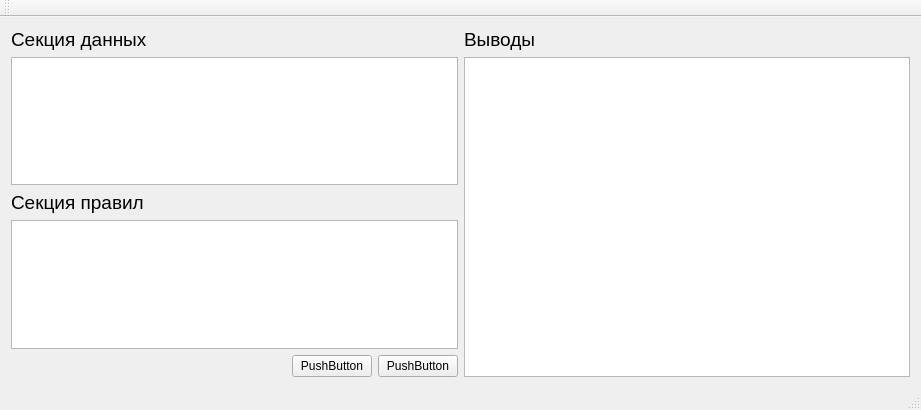
Old version of the form sproductionsystem.ui in the repository shotInLeg/AutoProof.
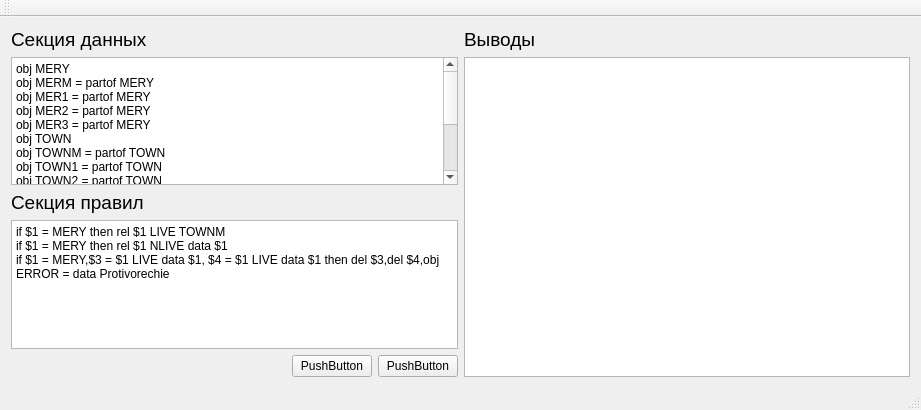
New version of the form.

```diff
--- a/sproductionsystem.ui
+++ b/sproductionsystem.ui
@@ -30,7 +30,25 @@
        </widget>
       </item>
       <item>
-       <widget class="QPlainTextEdit" name="pteCode"/>
+       <widget class="QPlainTextEdit" name="pteCode">
+        <property name="plainText">
+         <string>obj MERY
+obj MERM = partof MERY
+obj MER1 = partof MERY
+obj MER2 = partof MERY
+obj MER3 = partof MERY
+obj TOWN
+obj TOWNM = partof TOWN
+obj TOWN1 = partof TOWN
+obj TOWN2 = partof TOWN
+obj TOWN3 = partof TOWN
+obj LIVE
+obj NLIVE
+MER1 = data TOWN1
+MER2 = data TOWN2
+</string>
+        </property>
+       </widget>
       </item>
       <item>
        <widget class="QLabel" name="label_6">
@@ -45,7 +63,13 @@
        </widget>
       </item>
       <item>
-       <widget class="QPlainTextEdit" name="plainTextEdit"/>
+       <widget class="QPlainTextEdit" name="plainTextEdit">
+        <property name="plainText">
+         <string>if $1 = MERY then rel $1 LIVE TOWNM 
+if $1 = MERY then rel $1 NLIVE data $1
+if $1 = MERY,$3 = $1 LIVE data $1, $4 = $1 LIVE data $1 then del $3,del $4,obj ERROR = data Protivorechie</string>
+        </property>
+       </widget>
       </item>
       <item>
        <layout class="QHBoxLayout" name="horizontalLayout">
```
